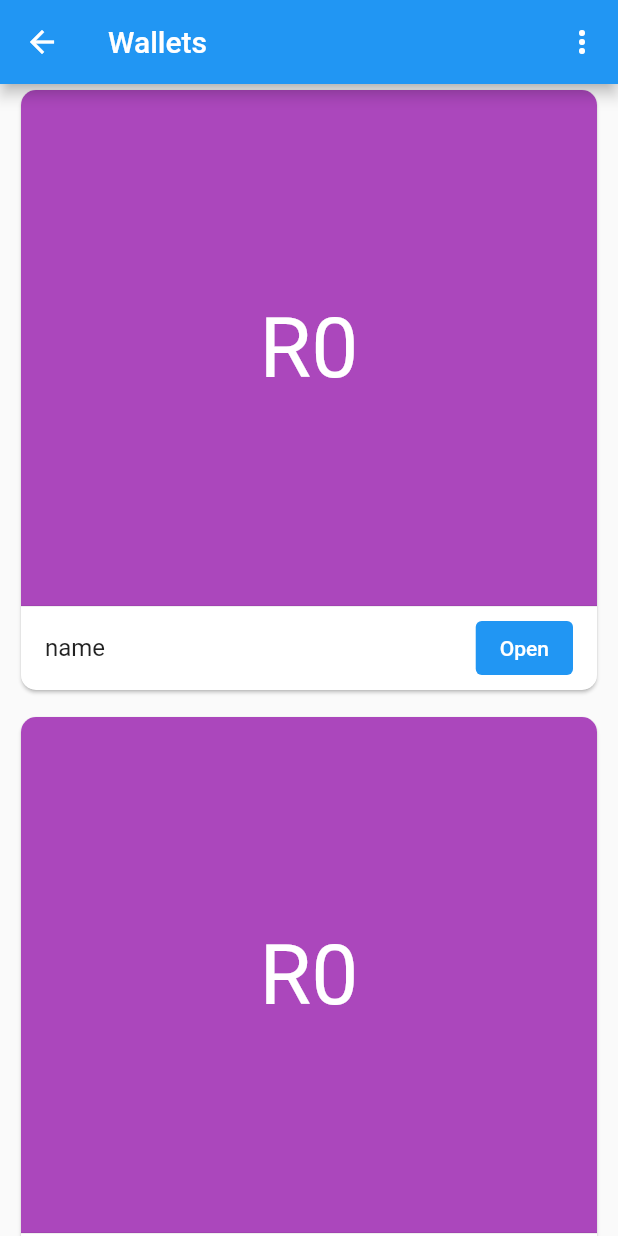
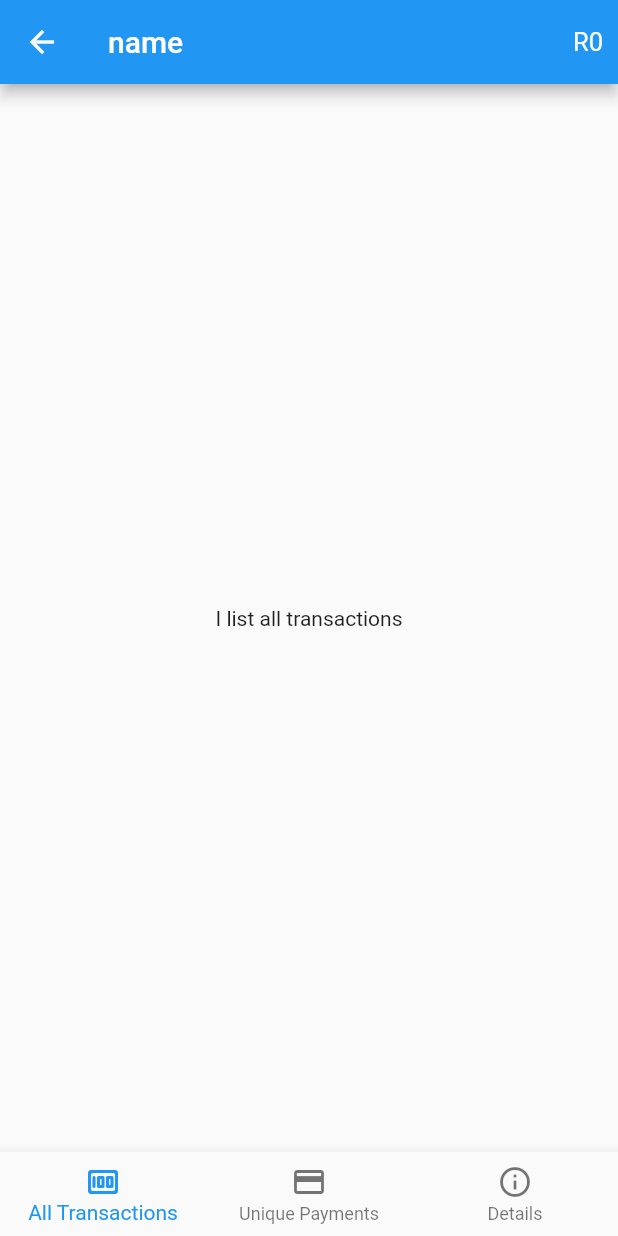
Before and after one commit to JosephGwara/Coding4Integrity, a Flutter app: the HomeView screen opened by its route, after a tap on "Forgot Password", after a tap on "Open", on a phone screen of 412 x 824 dp. Run offline on Flutter 3.47's test engine with Material 2 defaults, Android fonts, the phone set to English and light mode, and no system bars; our stand-ins replace cloud_firestore, firebase_auth, firebase_core, freezed_annotation, get_it, page_transition and 2 more; missing offline and left inert: enum_to_string; accounts and stored records are empty.

Commit message:
Adds transactions views

```diff
--- a/wallets/lib/routes.dart
+++ b/wallets/lib/routes.dart
@@ -8,6 +8,7 @@ import 'package:wallets/views/select_organization/select_organization_view.dart'
 import 'package:wallets/views/sign_in/sign_in_view.dart';
 import 'package:wallets/views/sign_up/sign_up_view.dart';
 import 'package:wallets/views/startup/startup_view.dart';
+import 'package:wallets/views/wallet_details/wallet_details_view.dart';
 
 class Routes {
   static const startupView = 'startupView';
@@ -17,6 +18,7 @@ class Routes {
   static const selectOrganizationView = 'selectOrganizationView';
   static const createOrganizationView = 'createOrganizationView';
   static const createWalletView = 'createWalletView';
+  static const walletDetailsView = 'walletDetailsView';
 }
 
 Route<dynamic> generateRoute(RouteSettings settings) {
@@ -65,6 +67,14 @@ Route<dynamic> generateRoute(RouteSettings settings) {
         ),
       );
 
+    case Routes.walletDetailsView:
+      return _getPageRoute(
+        settings: settings,
+        viewToShow: WalletDetailsView(
+          wallet: settings.arguments as DisplayableWallet,
+        ),
+      );
+
     default:
       return MaterialPageRoute(
         builder: (_) => Scaffold(
--- /dev/null
+++ b/wallets/lib/services/transactions_service.dart
@@ -0,0 +1,11 @@
+import 'package:wallets/models/models.dart';
+
+abstract class TransactionsService {
+  Future<List<DisplayableWalletTransaction>> listAllTransactionsForWallet(
+      String walletAddress);
+
+  Future<List<DisplayableWalletTransaction>> listAllUniquePaymentsForWallet(
+      String walletAddress);
+
+  Future<DisplayableWallet> getWalletDetails(String walletAddress);
+}
--- a/wallets/lib/views/home/home_viewmodel.dart
+++ b/wallets/lib/views/home/home_viewmodel.dart
@@ -43,7 +43,10 @@ class _HomeViewModel extends HomeViewModel {
 
   @override
   Future<void> openWallet(DisplayableWallet wallet) async {
-    // TODO: implement openWallet
+    return navigationService.navigateTo(
+      Routes.walletDetailsView,
+      arguments: wallet,
+    );
   }
 
   Future<void> _fetchWallets() async {
--- /dev/null
+++ b/wallets/lib/views/wallet_details/wallet_all_transactions_tab/wallet_all_transactions_tab_view.dart
@@ -0,0 +1,22 @@
+import 'package:flutter/material.dart';
+import 'package:stacked/stacked.dart';
+import 'package:wallets/models/models.dart';
+import 'package:wallets/views/wallet_details/wallet_all_transactions_tab/wallet_all_transactions_tab_viewmodel.dart';
+
+class WalletAllTransactionsTabView extends StatelessWidget {
+  final DisplayableWallet wallet;
+
+  WalletAllTransactionsTabView(this.wallet, {Key? key}) : super(key: key);
+
+  @override
+  Widget build(BuildContext context) {
+    return ViewModelBuilder<WalletAllTransactionsTabViewModel>.reactive(
+      viewModelBuilder: () => WalletAllTransactionsTabViewModel(),
+      builder: (context, model, child) => Scaffold(
+        body: Center(
+          child: Text("I list all transactions"),
+        ),
+      ),
+    );
+  }
+}
--- /dev/null
+++ b/wallets/lib/views/wallet_details/wallet_all_transactions_tab/wallet_all_transactions_tab_viewmodel.dart
@@ -0,0 +1,3 @@
+import 'package:stacked/stacked.dart';
+
+class WalletAllTransactionsTabViewModel extends BaseViewModel {}
--- /dev/null
+++ b/wallets/lib/views/wallet_details/wallet_details_view.dart
@@ -0,0 +1,64 @@
+import 'package:flutter/material.dart';
+import 'package:stacked/stacked.dart';
+import 'package:wallets/models/models.dart';
+import 'package:wallets/views/wallet_details/unique_payments_tab/unique_payments_tabview.dart';
+import 'package:wallets/views/wallet_details/wallet_all_transactions_tab/wallet_all_transactions_tab_view.dart';
+import 'package:wallets/views/wallet_details/wallet_details_viewmodel.dart';
+import 'package:wallets/views/wallet_details/wallet_information_tab/wallet_information_tab_view.dart';
+
+class WalletDetailsView extends StatelessWidget {
+  final DisplayableWallet wallet;
+
+  WalletDetailsView({required this.wallet, Key? key}) : super(key: key);
+
+  @override
+  Widget build(BuildContext context) {
+    return ViewModelBuilder<WalletDetailsViewModel>.reactive(
+      viewModelBuilder: () => WalletDetailsViewModel.makeInstance(),
+      builder: (context, model, child) => Scaffold(
+        appBar: AppBar(
+          title: Text(wallet.data.name),
+          actions: [
+            Padding(
+              padding: EdgeInsets.only(right: 10),
+              child: Column(
+                mainAxisAlignment: MainAxisAlignment.center,
+                children: [
+                  Text(
+                    "R${wallet.data.balance.round()}",
+                    style: TextStyle(
+                      fontSize: 17,
+                    ),
+                  ),
+                ],
+              ),
+            ),
+          ],
+        ),
+        bottomNavigationBar: BottomNavigationBar(
+          items: [
+            BottomNavigationBarItem(
+              icon: Icon(Icons.money_rounded),
+              label: "All Transactions",
+            ),
+            BottomNavigationBarItem(
+              icon: Icon(Icons.payment),
+              label: "Unique Payments",
+            ),
+            BottomNavigationBarItem(
+              icon: Icon(Icons.info_outline),
+              label: "Details",
+            ),
+          ],
+          currentIndex: model.currentNavBarIndex,
+          onTap: model.selectNavBarItem,
+        ),
+        body: <Widget>[
+          WalletAllTransactionsTabView(wallet),
+          UniquePaymentsTabView(wallet),
+          WalletInformationTabView(),
+        ].elementAt(model.currentNavBarIndex),
+      ),
+    );
+  }
+}
--- /dev/null
+++ b/wallets/lib/views/wallet_details/wallet_details_viewmodel.dart
@@ -0,0 +1,19 @@
+import 'package:stacked/stacked.dart';
+
+abstract class WalletDetailsViewModel extends BaseViewModel {
+  int get currentNavBarIndex;
+  void selectNavBarItem(int index);
+
+  static WalletDetailsViewModel makeInstance() => _WalletDetailsViewModel();
+}
+
+class _WalletDetailsViewModel extends WalletDetailsViewModel {
+  @override
+  int currentNavBarIndex = 0;
+
+  @override
+  void selectNavBarItem(int index) {
+    currentNavBarIndex = index;
+    notifyListeners();
+  }
+}
```
Also changed, not shown: wallets/lib/models/models.dart (+13 -0 lines), wallets/lib/views/wallet_details/unique_payments_tab/unique_payments_tabview.dart (added, +17 -0 lines), wallets/lib/views/wallet_details/wallet_information_tab/wallet_information_tab_view.dart (added, +12 -0 lines), wallets/lib/models/models.freezed.dart.
